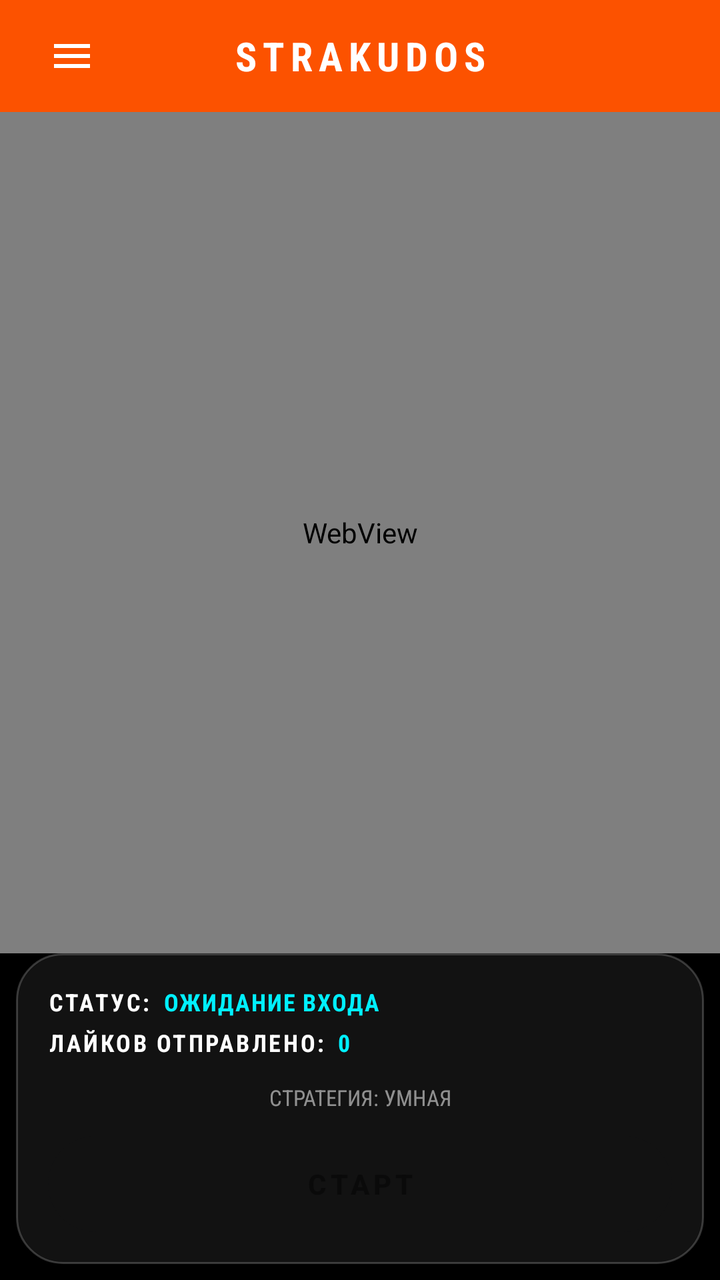
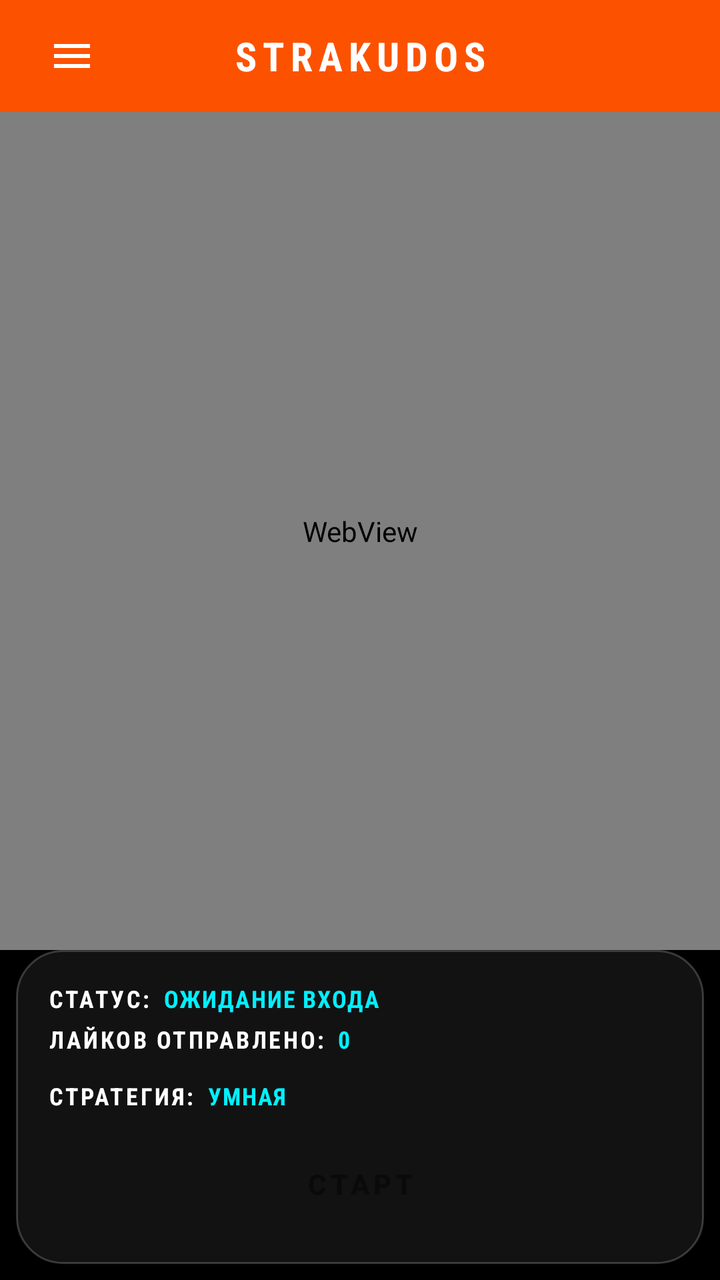

An Android layout rendered at two revisions. The XML below is the earlier revision; the diff shows what the commit changed to produce the second picture.
<!-- AndroidManifest.xml: application theme Theme.StravaKudos -->
<!-- res/layout/activity_main.xml -->
<?xml version="1.0" encoding="utf-8"?>
<androidx.drawerlayout.widget.DrawerLayout
    xmlns:android="http://schemas.android.com/apk/res/android"
    xmlns:app="http://schemas.android.com/apk/res-auto"
    android:id="@+id/drawerLayout"
    android:layout_width="match_parent"
    android:layout_height="match_parent"
    android:background="#000000">

    
    <LinearLayout
        android:layout_width="match_parent"
        android:layout_height="match_parent"
        android:orientation="vertical"
        android:background="#000000">

        
        <LinearLayout
            android:layout_width="match_parent"
            android:layout_height="56dp"
            android:orientation="horizontal"
            android:gravity="center_vertical"
            android:background="#FC5200"
            android:paddingStart="16dp"
            android:paddingEnd="16dp">

            <ImageButton
                android:id="@+id/btnMenu"
                android:layout_width="40dp"
                android:layout_height="40dp"
                android:background="?android:attr/selectableItemBackgroundBorderless"
                android:src="@drawable/ic_menu"
                android:tint="#FFFFFF"
                android:padding="8dp" />

            <TextView
                android:layout_width="0dp"
                android:layout_height="wrap_content"
                android:layout_weight="1"
                android:text="STRAKUDOS"
                android:textColor="#FFFFFF"
                android:textStyle="bold"
                android:textSize="20sp"
                android:gravity="center"
                android:fontFamily="sans-serif-condensed"
                android:letterSpacing="0.15" />

            <View
                android:layout_width="40dp"
                android:layout_height="40dp" />
        </LinearLayout>

        
        <LinearLayout
            android:layout_width="match_parent"
            android:layout_height="0dp"
            android:layout_weight="1"
            android:orientation="vertical">

        
        <FrameLayout
            android:layout_width="match_parent"
            android:layout_height="0dp"
            android:layout_weight="1">

            <android.webkit.WebView
                android:id="@+id/webView"
                android:layout_width="match_parent"
                android:layout_height="match_parent" />

            <View
                android:id="@+id/touchOverlay"
                android:layout_width="match_parent"
                android:layout_height="match_parent"
                android:background="#2200F0FF"
                android:visibility="gone"
                android:clickable="true"
                android:focusable="true" />
        </FrameLayout>

        
        <LinearLayout
            android:layout_width="match_parent"
            android:layout_height="wrap_content"
            android:background="@drawable/card_glass_bg"
            android:orientation="vertical"
            android:layout_marginStart="8dp"
            android:layout_marginEnd="8dp"
            android:layout_marginBottom="8dp"
            android:padding="16dp">

            
            <LinearLayout
                android:layout_width="match_parent"
                android:layout_height="wrap_content"
                android:orientation="horizontal"
                android:gravity="center_vertical"
                android:layout_marginBottom="4dp">

                <TextView
                    android:layout_width="wrap_content"
                    android:layout_height="wrap_content"
                    android:text="СТАТУС:"
                    android:textColor="#FFFFFF"
                    android:textStyle="bold"
                    android:fontFamily="sans-serif-condensed"
                    android:textSize="12sp"
                    android:letterSpacing="0.1" />

                <TextView
                    android:id="@+id/tvStatus"
                    android:layout_width="0dp"
                    android:layout_height="wrap_content"
                    android:layout_weight="1"
                    android:layout_marginStart="6dp"
                    android:text="ОЖИДАНИЕ ВХОДА"
                    android:textColor="#00F0FF"
                    android:textStyle="bold"
                    android:fontFamily="sans-serif-condensed"
                    android:textSize="12sp"
                    android:letterSpacing="0.05" />
            </LinearLayout>

            
            <LinearLayout
                android:layout_width="match_parent"
                android:layout_height="wrap_content"
                android:orientation="horizontal"
                android:gravity="center_vertical"
                android:layout_marginBottom="12dp">

                <TextView
                    android:layout_width="wrap_content"
                    android:layout_height="wrap_content"
                    android:text="ЛАЙКОВ ОТПРАВЛЕНО:"
                    android:textColor="#FFFFFF"
                    android:textStyle="bold"
                    android:fontFamily="sans-serif-condensed"
                    android:textSize="12sp"
                    android:letterSpacing="0.1" />

                <TextView
                    android:id="@+id/tvStats"
                    android:layout_width="0dp"
                    android:layout_height="wrap_content"
                    android:layout_weight="1"
                    android:layout_marginStart="6dp"
                    android:text="0"
                    android:textColor="#00F0FF"
                    android:textStyle="bold"
                    android:fontFamily="sans-serif-condensed"
                    android:textSize="12sp"
                    android:letterSpacing="0.05" />
            </LinearLayout>

            
            <TextView
                android:id="@+id/tvStrategy"
                android:layout_width="match_parent"
                android:layout_height="wrap_content"
                android:text="СТРАТЕГИЯ: УМНАЯ"
                android:textColor="#88FFFFFF"
                android:textSize="11sp"
                android:fontFamily="sans-serif-condensed"
                android:layout_marginBottom="12dp"
                android:gravity="center" />

            
            <Button
                android:id="@+id/btnToggle"
                android:layout_width="match_parent"
                android:layout_height="48dp"
                android:background="@drawable/btn_primary_bg"
                android:enabled="false"
                android:alpha="0.4"
                android:text="СТАРТ"
                android:textColor="#000000"
                android:textStyle="bold"
                android:textSize="14sp"
                android:letterSpacing="0.15"
                android:padding="0dp" />
        </LinearLayout>
        </LinearLayout>
    </LinearLayout>

    
    <com.google.android.material.navigation.NavigationView
        android:id="@+id/navigationView"
        android:layout_width="280dp"
        android:layout_height="match_parent"
        android:layout_gravity="start"
        android:background="#0A0A0A"
        app:itemTextColor="#FFFFFF"
        app:itemIconTint="#FFFFFF"
        app:itemTextAppearance="@style/NavMenuText"
        app:headerLayout="@layout/nav_header"
        app:menu="@menu/nav_menu" />

</androidx.drawerlayout.widget.DrawerLayout>
<!-- res/layout/nav_header.xml (included above) -->
<?xml version="1.0" encoding="utf-8"?>
<LinearLayout xmlns:android="http://schemas.android.com/apk/res/android"
    android:layout_width="match_parent"
    android:layout_height="wrap_content"
    android:background="#0A0A0A"
    android:orientation="vertical"
    android:padding="24dp">

    <TextView
        android:layout_width="match_parent"
        android:layout_height="wrap_content"
        android:text="STRAKUDOS"
        android:textColor="#00F0FF"
        android:textStyle="bold"
        android:textSize="24sp"
        android:fontFamily="sans-serif-condensed"
        android:letterSpacing="0.15" />

    <TextView
        android:layout_width="match_parent"
        android:layout_height="wrap_content"
        android:layout_marginTop="4dp"
        android:text="Автоматизация лайков Strava"
        android:textColor="#88FFFFFF"
        android:textSize="12sp"
        android:fontFamily="sans-serif-condensed" />

    <View
        android:layout_width="match_parent"
        android:layout_height="1dp"
        android:layout_marginTop="16dp"
        android:background="#33FFFFFF" />

</LinearLayout>
<!-- resources referenced by this layout -->
<resources>
  <!-- drawable btn_primary_bg (drawable) -->
  <?xml version="1.0" encoding="utf-8"?>
  <selector xmlns:android="http://schemas.android.com/apk/res/android">
      <item android:state_enabled="false">
          <shape android:shape="rectangle">
              <solid android:color="#444444" />
              <corners android:radius="9999dp" />
          </shape>
      </item>
      <item android:state_pressed="true">
          <shape android:shape="rectangle">
              <solid android:color="#00D0E0" /> 
              <corners android:radius="9999dp" />
          </shape>
      </item>
      <item>
          <shape android:shape="rectangle">
              <solid android:color="#FFFFFF" /> 
              <corners android:radius="9999dp" />
              <stroke
                  android:width="1dp"
                  android:color="#00F0FF" /> 
          </shape>
      </item>
  </selector>
  <!-- drawable card_glass_bg (drawable) -->
  <?xml version="1.0" encoding="utf-8"?>
  <shape xmlns:android="http://schemas.android.com/apk/res/android"
      android:shape="rectangle">
      <solid android:color="#121212" /> 
      <corners android:radius="23dp" />
      <stroke
          android:width="1dp"
          android:color="#33FFFFFF" /> 
  </shape>
  <!-- drawable ic_menu (drawable) -->
  <?xml version="1.0" encoding="utf-8"?>
  <vector xmlns:android="http://schemas.android.com/apk/res/android"
      android:width="24dp"
      android:height="24dp"
      android:viewportWidth="24"
      android:viewportHeight="24">
      <path
          android:fillColor="#FFFFFF"
          android:pathData="M3,18h18v-2L3,16v2zM3,13h18v-2L3,11v2zM3,6v2h18L21,6L3,6z" />
  </vector>
  <style name="NavMenuText" parent="TextAppearance.Material3.BodyLarge">
          <item name="android:textSize">16sp</item>
          <item name="android:textColor">#FFFFFF</item>
      </style>
  <style name="Theme.StravaKudos" parent="Theme.Material3.DayNight.NoActionBar">
          <item name="colorPrimary">#FC5200</item>
          <item name="colorSecondary">#E64A19</item>
          <item name="android:statusBarColor">#FC5200</item>
      </style>
</resources>

<!-- the commit's change to res/layout/activity_main.xml (unified diff, before → after) -->
@@ -154,16 +154,36 @@
             </LinearLayout>
 
             
-            <TextView
-                android:id="@+id/tvStrategy"
-                android:layout_width="match_parent"
-                android:layout_height="wrap_content"
-                android:text="СТРАТЕГИЯ: УМНАЯ"
-                android:textColor="#88FFFFFF"
-                android:textSize="11sp"
-                android:fontFamily="sans-serif-condensed"
-                android:layout_marginBottom="12dp"
-                android:gravity="center" />
+            <LinearLayout
+                android:layout_width="match_parent"
+                android:layout_height="wrap_content"
+                android:orientation="horizontal"
+                android:gravity="center_vertical"
+                android:layout_marginBottom="12dp">
+
+                <TextView
+                    android:layout_width="wrap_content"
+                    android:layout_height="wrap_content"
+                    android:text="СТРАТЕГИЯ:"
+                    android:textColor="#FFFFFF"
+                    android:textStyle="bold"
+                    android:fontFamily="sans-serif-condensed"
+                    android:textSize="12sp"
+                    android:letterSpacing="0.1" />
+
+                <TextView
+                    android:id="@+id/tvStrategy"
+                    android:layout_width="0dp"
+                    android:layout_height="wrap_content"
+                    android:layout_weight="1"
+                    android:layout_marginStart="6dp"
+                    android:text="УМНАЯ"
+                    android:textColor="#00F0FF"
+                    android:textStyle="bold"
+                    android:fontFamily="sans-serif-condensed"
+                    android:textSize="12sp"
+                    android:letterSpacing="0.05" />
+            </LinearLayout>
 
             
             <Button
